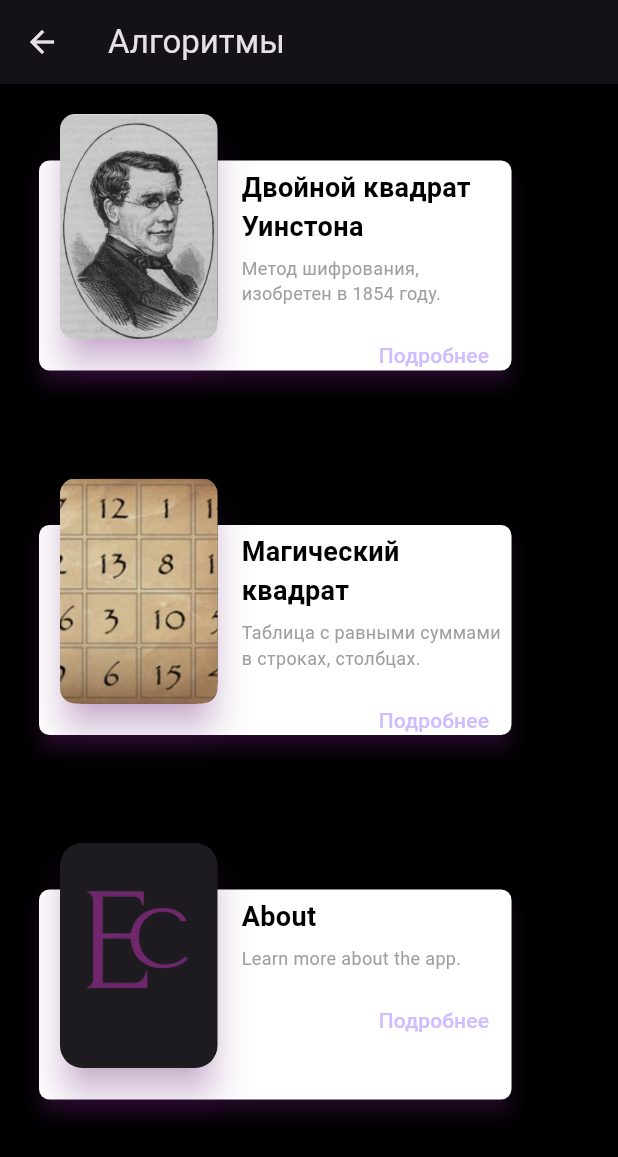
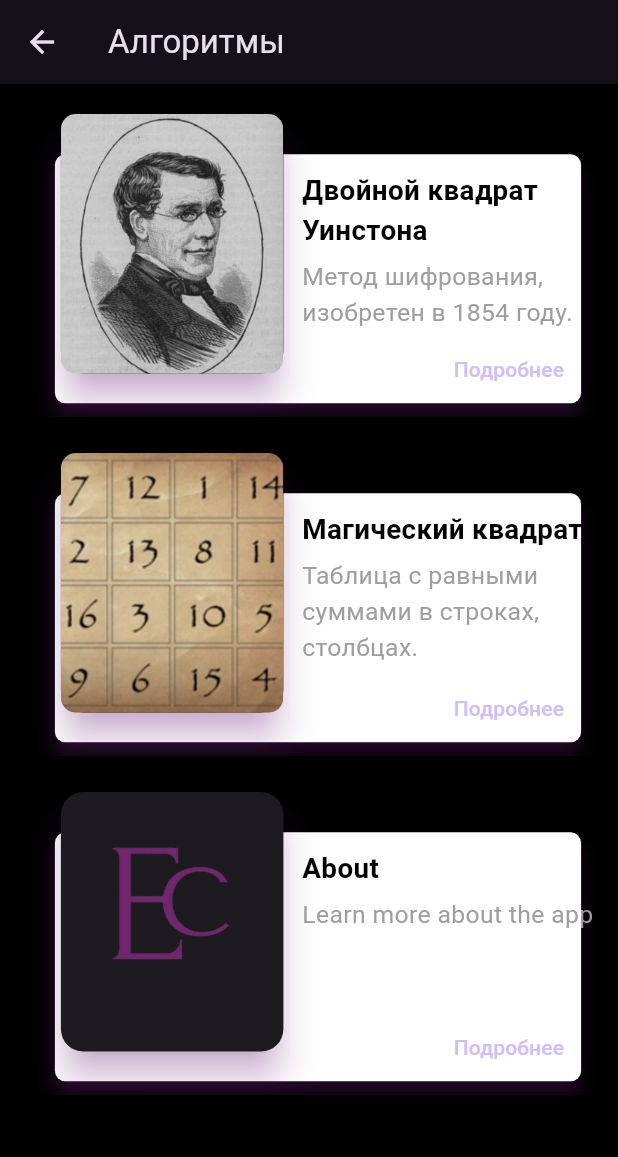
Before and after one commit to TheMusoftware/EncryptEd, a Flutter app: the SettingsScreen screen opened directly, on a phone screen of 412 x 824 dp. Shown: the top 1157 px of the screen. Run offline on Flutter 3.47's test engine with Material 3 defaults, Android fonts, the phone set to English and light mode, and no system bars; our stand-ins replace circle_nav_bar, google_fonts.

Commit message:
responsive design for algorithms card's

```diff
--- a/lib/screens/settings.dart
+++ b/lib/screens/algorithms_screen.dart
@@ -1,5 +1,5 @@
-import 'package:encrypt_ed/screens/double_square.dart';
 import 'package:flutter/material.dart';
+import 'double_square.dart';
 
 class SettingsScreen extends StatelessWidget {
   const SettingsScreen({super.key});
@@ -15,6 +15,7 @@ class SettingsScreen extends StatelessWidget {
         child: ListView(
           children: [
             _buildSettingCard(
+              context,
               imagePath: 'assets/wheatstone.jpg',
               title: 'Двойной квадрат Уинстона',
               description: 'Метод шифрования, изобретен в 1854 году.',
@@ -28,22 +29,17 @@ class SettingsScreen extends StatelessWidget {
               },
             ),
             const SizedBox(height: 12),
-
-            // Privacy Settings
             _buildSettingCard(
+              context,
               imagePath: 'assets/devil_magic_square.png',
               title: 'Магический квадрат',
               description: 'Таблица с равными суммами в строках, столбцах.',
-
-
-
               onTap: () {},
             ),
             const SizedBox(height: 12),
-
-            // About
             _buildSettingCard(
-              imagePath: 'assets/logo.png', //Will add more info here
+              context,
+              imagePath: 'assets/logo.png',
               title: 'About',
               description: 'Learn more about the app.',
               onTap: () {},
@@ -54,27 +50,40 @@ class SettingsScreen extends StatelessWidget {
     );
   }
 
-  Widget _buildSettingCard({
+  Widget _buildSettingCard(
+      BuildContext context, {
         required String imagePath,
         required String title,
         required String description,
         required VoidCallback onTap,
       }) {
+    double screenWidth = MediaQuery.of(context).size.width;
+    double screenHeight = MediaQuery.of(context).size.height;
+
+    double cardWidth = screenWidth * 0.9;
+    double cardHeight = screenHeight * 0.25;
+    double imageWidth = screenWidth * 0.36;
+    double imageHeight = cardHeight * 0.84;
+
+    double titleFontSize = screenWidth * 0.045;
+    double descriptionFontSize = screenWidth * 0.04;
+
     return Container(
-      margin: const EdgeInsets.only(bottom: 1), // Reduce space between cards
-      height: 230,  // Reduce card height
+      margin: const EdgeInsets.only(bottom: 8.0),
+      height: cardHeight,
+      width: cardWidth,
       child: Stack(
         children: [
           Positioned(
-            top: 35,
-            left: 10,
+            top: cardHeight * 0.15,
+            left: screenWidth * 0.05,
             child: Material(
               elevation: 5.0,
               shadowColor: Colors.purple.withOpacity(0.6),
               borderRadius: BorderRadius.circular(7.0),
               child: Container(
-                height: 140,
-                width: 315,
+                height: cardHeight - 40,
+                width: cardWidth - 20,
                 decoration: BoxDecoration(
                   color: Colors.white,
                   borderRadius: BorderRadius.circular(7.0),
@@ -84,7 +93,7 @@ class SettingsScreen extends StatelessWidget {
           ),
           Positioned(
             top: 0,
-            left: 20,
+            left: screenWidth * 0.05,
             child: Card(
               elevation: 10.0,
               shadowColor: Colors.purple.withOpacity(0.6),
@@ -92,8 +101,8 @@ class SettingsScreen extends StatelessWidget {
                 borderRadius: BorderRadius.circular(15.0),
               ),
               child: Container(
-                height: 150,
-                width: 105,
+                height: imageHeight,
+                width: imageWidth,
                 decoration: BoxDecoration(
                   borderRadius: BorderRadius.circular(10.0),
                   image: DecorationImage(
@@ -105,37 +114,42 @@ class SettingsScreen extends StatelessWidget {
             ),
           ),
           Positioned(
-            top: 40,
-            left: 145,
+            top: cardHeight * 0.2,
+            left: screenWidth * 0.45,
             child: SizedBox(
-              height: 150,
-              width: 180,
+              height: cardHeight - 40,
+              width: cardWidth - imageWidth - 20,
               child: Column(
                 crossAxisAlignment: CrossAxisAlignment.start,
                 children: [
                   Text(
                     title,
-                    style: const TextStyle(
-                      fontSize: 18,
+                    style: TextStyle(
+                      fontSize: titleFontSize,
                       color: Colors.black,
                       fontWeight: FontWeight.bold,
                     ),
                   ),
                   const SizedBox(height: 6),
-                  Text(
+                  Expanded(
+                    child: SingleChildScrollView(
+                      child: Text(
                         description,
-                    style: const TextStyle(
-                      fontSize: 12,
+                        style: TextStyle(
+                          fontSize: descriptionFontSize,
                           color: Colors.grey,
                           fontWeight: FontWeight.normal,
                         ),
                       ),
-                  const SizedBox(height: 1),
-                  Row(
-                    mainAxisAlignment: MainAxisAlignment.end,
-                    children: [
-                      Padding(
-                        padding: const EdgeInsets.only(top: 8.0),
+                    ),
+                  ),
+                ],
+              ),
+            ),
+          ),
+          Positioned(
+            bottom: 8,
+            right: 8,
             child: TextButton(
               onPressed: onTap,
               child: const Text(
@@ -144,30 +158,8 @@ class SettingsScreen extends StatelessWidget {
               ),
             ),
           ),
-                      const SizedBox(width: 3),
-                    ],
-                  ),
-                ],
-              ),
-            ),
-          ),
         ],
       ),
     );
   }
 }
-class ProfileSettingsScreen extends StatelessWidget {
-  const ProfileSettingsScreen({super.key});
-
-  @override
-  Widget build(BuildContext context) {
-    return Scaffold(
-      appBar: AppBar(
-        title: const Text('Profile Settings'),
-      ),
-      body: const Center(
-        child: Text('Profile settings content goes here'),
-      ),
-    );
-  }
-}
--- a/lib/screens/home_screen.dart
+++ b/lib/screens/home_screen.dart
@@ -1,5 +1,5 @@
 import 'package:encrypt_ed/screens/ciphers.dart';
-import 'package:encrypt_ed/screens/settings.dart';
+import 'package:encrypt_ed/screens/algorithms_screen.dart';
 import 'package:flutter/material.dart';
 import 'package:circle_nav_bar/circle_nav_bar.dart';
 
```
Lines whose indentation alone changed are shown as unchanged.
